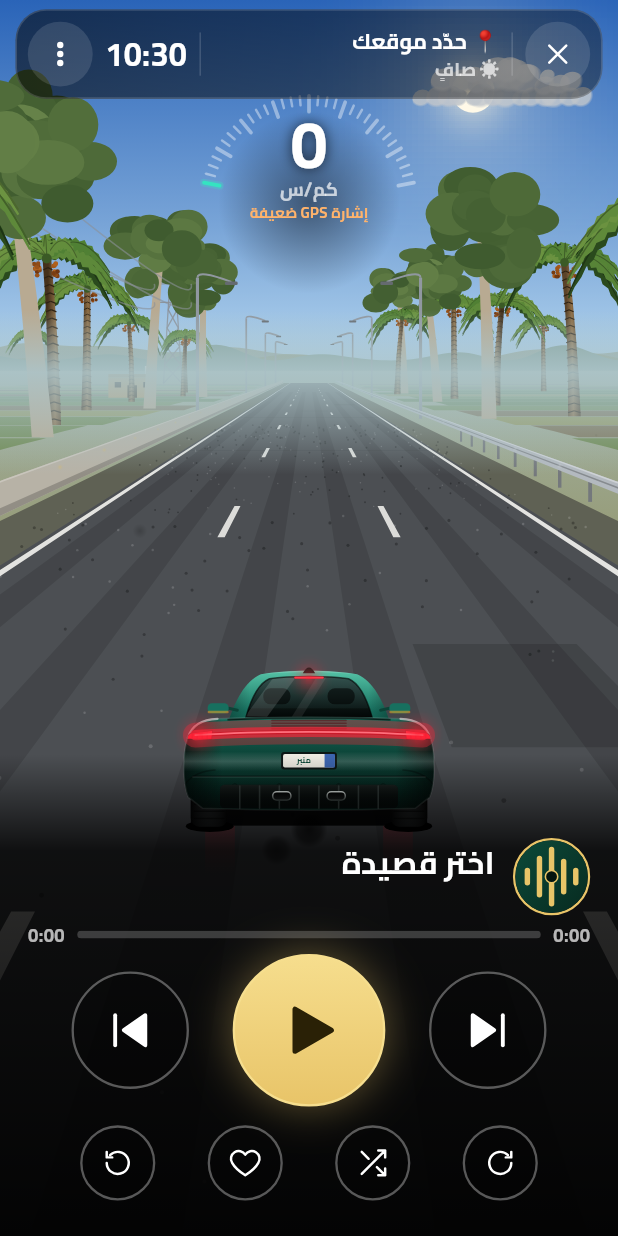
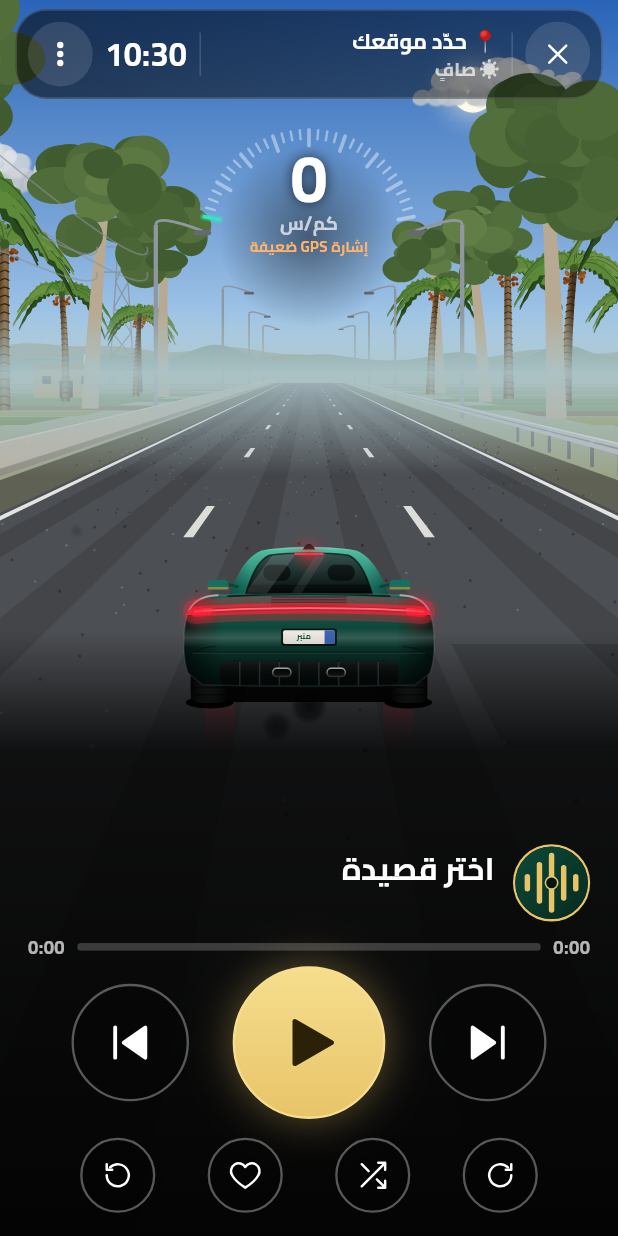
Before and after one commit to DrAhmed19/minbar, a Flutter app: the CarPage screen opened directly, after a tap on an icon or button, on a phone screen of 412 x 824 dp. Run offline on Flutter 3.47's test engine with Material 3 defaults, Android fonts, the phone set to English and light mode, and no system bars; our stand-ins replace app_links, audio_service, cached_network_image, cloud_firestore, connectivity_plus, firebase_auth and 13 more; missing offline and left inert: audio_session, dart:ffi, ota_update, workmanager; accounts and stored records are empty; network calls fail; statements that could not run were skipped; project files that could hold a hidden picture were left out.

Commit message:
وضع السيارة: إصلاح وميض الإضاءة القريبة، تثبيت المشهد عند تبديل القصائد، نزول الصورة والعنوان لتحت بدون كلمات، إبعاد العداد عن الشريط، ومحاكاة السرعة والانعطاف
Co-Authored-By: Claude Sonnet 5.5 <noreply@anthropic.com>
Claude-Session: https://claude.ai/code/session_01Wyjf8BnVMXgmzdQ5RxWQaF

```diff
--- a/native/lib/car.dart
+++ b/native/lib/car.dart
@@ -397,6 +397,9 @@ class _CarPageState extends State<CarPage> with SingleTickerProviderStateMixin {
   DateTime? _backAt;
   // GPS
   Position? _lp;
+  bool _sim = false; // محاكاة: تجربة السرعة والانعطاف بدون قيادة
+  double _simV = 0;
+  int _simT = 0;
   double _lt = 0, _rawV = 0, _turn = 0, _acc = 99, _fixAt = -99, _blinkHold = 0;
   double _lat = 32.616, _lon = 44.024; // كربلاء افتراضياً
   // الطقس والوقت
@@ -710,7 +713,11 @@ class _CarPageState extends State<CarPage> with SingleTickerProviderStateMixin {
     final s = _sc, playing = app.player.p.playing;
     s.t += dt;
     double target;
-    if (gps) {
+    final gp = gps || _sim;
+    if (_sim) {
+      target = _simV;
+      _turn += (_simT * 0.3 - _turn) * math.min(1.0, dt * 2);
+    } else if (gps) {
       final age = _now - _fixAt;
       target = age < 5 ? _rawV : _rawV * _cl(1 - (age - 5) / 5); // فقدان الإشارة: تباطؤ تدريجي
     } else {
@@ -720,14 +727,14 @@ class _CarPageState extends State<CarPage> with SingleTickerProviderStateMixin {
     s.v += (target - s.v) * math.min(1.0, dt * 2.4);
     final acc = (s.v - prev) / dt;
     s.a += (acc - s.a) * math.min(1.0, dt * 4);
-    final braking = gps ? ((s.a < -0.7 && s.v > 0.5) || s.v < 0.35) : !playing;
+    final braking = gp ? ((s.a < -0.7 && s.v > 0.5) || s.v < 0.35) : !playing;
     s.brake += ((braking ? 1.0 : 0.0) - s.brake) * math.min(1.0, dt * 14);
     s.q += s.v * dt / 2.5; // وحدة العمق = 2.5 م
     if (playing) s.spin += dt * 0.8;
-    final k = gps && s.v > 2.5 ? _cl(_turn / s.v, -0.03, 0.03) : 0.0;
+    final k = gp && s.v > 2.5 ? _cl(_turn / s.v, -0.03, 0.03) : 0.0;
     s.curv += (k - s.curv) * math.min(1.0, dt * 1.2);
-    s.lean += ((gps ? _cl(s.v * _turn / 9.8, -0.5, 0.5) : 0.0) - s.lean) * math.min(1.0, dt * 3);
-    if (gps && _turn.abs() > 0.13 && s.v < 17) _blinkHold = 1.6 * _turn.sign;
+    s.lean += ((gp ? _cl(s.v * _turn / 9.8, -0.5, 0.5) : 0.0) - s.lean) * math.min(1.0, dt * 3);
+    if (gp && _turn.abs() > 0.13 && s.v < 17) _blinkHold = 1.6 * _turn.sign;
     if (_blinkHold != 0) {
       final sg = _blinkHold.sign;
       _blinkHold -= sg * dt;
@@ -1132,6 +1139,38 @@ class _CarPageState extends State<CarPage> with SingleTickerProviderStateMixin {
                       }),
                   ]),
                 ], note: 'المكتشفة: $detected'),
+                card('🎮', 'تجربة بدون قيادة', [
+                  SwitchListTile(
+                    contentPadding: EdgeInsets.zero,
+                    value: _sim,
+                    activeColor: kGold,
+                    onChanged: (v) => upd(() {
+                      _sim = v;
+                      if (!v) {
+                        _simV = 0;
+                        _simT = 0;
+                      }
+                    }),
+                    title: Text('محاكاة السرعة والانعطاف', style: tx(14, c: Colors.white)),
+                    subtitle: Text('تشوف تأثير السرعة والتفافة السيارة والإشارة والفرامل وإنت واقف', style: tx(12, c: Colors.white54, h: 1.5)),
+                  ),
+                  if (_sim) ...[
+                    Row(children: [
+                      Expanded(child: Text('السرعة', style: tx(13, c: Colors.white70))),
+                      Text('${(_simV * 3.6).round()} كم/س', style: tx(14, c: kGold)),
+                    ]),
+                    SliderTheme(
+                      data: SliderTheme.of(c).copyWith(activeTrackColor: kGold, thumbColor: kGold, inactiveTrackColor: Colors.white12, overlayColor: const Color(0x22E8C468)),
+                      child: Slider(value: _simV * 3.6, min: 0, max: 160, onChanged: (v) => set(() => _simV = v / 3.6)),
+                    ),
+                    label('الانعطاف'),
+                    wrap([
+                      chip('يسار', _simT == -1, () => _simT = -1, icon: '↰'),
+                      chip('مستقيم', _simT == 0, () => _simT = 0, icon: '↑'),
+                      chip('يمين', _simT == 1, () => _simT = 1, icon: '↱'),
+                    ]),
+                  ],
+                ]),
                 card('🛡', 'القيادة الآمنة', [
                   Row(children: [
                     Expanded(child: Text('تنبيه السرعة (نغمة هادئة مرة وحدة)', style: tx(13, c: Colors.white70))),
@@ -1373,6 +1412,29 @@ class _CarPageState extends State<CarPage> with SingleTickerProviderStateMixin {
         ),
       ]);
 
+  /// العنوان والصورة: فوق الكلمات إذا موجودة، وينزلون لتحت إذا اللطمية بلا كلمات (بدون ما يتحرك المشهد)
+  Widget _titleBlock(Track? t, List<Lyric> lines, double base, {double? height}) {
+    final has = lines.isNotEmpty;
+    return SizedBox(
+      height: height,
+      child: LayoutBuilder(builder: (_, c) {
+        final hh = c.maxHeight.isFinite ? c.maxHeight : 120.0;
+        return Stack(children: [
+          AnimatedPositioned(
+            duration: const Duration(milliseconds: 350),
+            curve: Curves.easeOutCubic,
+            left: 0,
+            right: 0,
+            top: has ? 0 : hh - 58,
+            height: 58,
+            child: _titleRow(t),
+          ),
+          Positioned(left: 0, right: 0, top: 58, bottom: 0, child: AnimatedOpacity(opacity: has ? 1 : 0, duration: const Duration(milliseconds: 300), child: has ? LyricStrip(lines: lines, base: base) : const SizedBox())),
+        ]);
+      }),
+    );
+  }
+
   String _fmt(Duration d) => '${d.inMinutes}:${_two(d.inSeconds % 60)}';
 
   Widget _progress() => StreamBuilder<Duration>(
@@ -1530,7 +1592,7 @@ class _CarPageState extends State<CarPage> with SingleTickerProviderStateMixin {
             if (land) {
               final pw = w * 0.42, sw = w - pw, u = _cl(h * 0.17, 50, 84);
               final g = _cl(math.min(sw * 0.36, h * 0.3), 90, 170);
-              final hz = math.max(h * 0.36, top + 44 + g * 0.7 + 4), carY = h - pad.bottom - h * 0.05, cw = math.min(sw * 0.36, (carY - hz) * 0.85);
+              final hz = math.max(h * 0.36, top + 66 + g * 0.7 + 4), carY = h - pad.bottom - h * 0.05, cw = math.min(sw * 0.36, (carY - hz) * 0.85);
               return Stack(children: [
                 Positioned.fill(child: _scene(_Stage(hz, sw * 0.5, carY, cw, dpr))),
                 Positioned(
@@ -1540,7 +1602,7 @@ class _CarPageState extends State<CarPage> with SingleTickerProviderStateMixin {
                     width: pw + 40,
                     child: const IgnorePointer(child: DecoratedBox(decoration: BoxDecoration(gradient: LinearGradient(begin: Alignment.centerLeft, end: Alignment.centerRight, colors: [Color(0x00000000), Color(0xB3000000), Color(0xD9000000)], stops: [0, 0.25, 1]))))),
                 Positioned(left: 0, width: sw, top: 0, bottom: 0, child: _overlays(carY - cw * 0.4)),
-                Positioned(top: top + 44, left: sw * 0.5 - g / 2, child: _speedo(g)),
+                Positioned(top: top + 66, left: sw * 0.5 - g / 2, child: _speedo(g)),
                 Positioned(top: top - 4, left: 0, right: 0, child: _topBar()),
                 Positioned(left: 0, width: sw, top: hz + 8, child: _bannerW()),
                 Positioned(
@@ -1549,18 +1611,17 @@ class _CarPageState extends State<CarPage> with SingleTickerProviderStateMixin {
                   top: top + 50,
                   bottom: pad.bottom + 8,
                   child: Column(children: [
-                    _titleRow(t),
-                    Expanded(child: ly.isEmpty ? const SizedBox() : LyricStrip(lines: ly, base: 20)),
+                    Expanded(child: _titleBlock(t, ly, 20)),
                     _progress(),
                     _controls(t, u),
                   ]),
                 ),
               ]);
             }
-            final u = _cl(w * 0.19, 58, 88), lyH = ly.isEmpty ? 0.0 : _cl(h * 0.1, 54, 96);
+            final u = _cl(w * 0.19, 58, 88), lyH = _cl(h * 0.1, 54, 96);
             final panel = 58 + lyH + 30 + u * 1.3 + u * 0.16 + u * 0.64 + 14 + pad.bottom;
             final g = _cl(math.min(w * 0.44, h * 0.2), 100, 200);
-            final hz = math.max(h * 0.3, top + 46 + g * 0.7 + 6), carY = h - panel - 4;
+            final hz = math.max(h * 0.3, top + 66 + g * 0.7 + 6), carY = h - panel - 4;
             final cw = math.min(w * 0.4, (carY - hz) * 0.85);
             return Stack(children: [
               Positioned.fill(child: _scene(_Stage(hz, w / 2, carY, cw, dpr))),
@@ -1571,7 +1632,7 @@ class _CarPageState extends State<CarPage> with SingleTickerProviderStateMixin {
                   height: panel + 50,
                   child: const IgnorePointer(child: DecoratedBox(decoration: BoxDecoration(gradient: LinearGradient(begin: Alignment.topCenter, end: Alignment.bottomCenter, colors: [Color(0x00000000), Color(0xCC000000), Color(0xF2000000)], stops: [0, 0.2, 1]))))),
               Positioned.fill(child: _overlays(carY - cw * 0.4)),
-              Positioned(top: top + 44, left: (w - g) / 2, child: _speedo(g)),
+              Positioned(top: top + 66, left: (w - g) / 2, child: _speedo(g)),
               Positioned(top: top - 4, left: 0, right: 0, child: _topBar()),
               Positioned(left: 0, right: 0, top: hz + 6, child: _bannerW()),
               Positioned(
@@ -1582,8 +1643,7 @@ class _CarPageState extends State<CarPage> with SingleTickerProviderStateMixin {
                 child: Padding(
                   padding: EdgeInsets.fromLTRB(18, 4, 18, 14 + pad.bottom),
                   child: Column(children: [
-                    _titleRow(t),
-                    SizedBox(height: lyH, child: ly.isEmpty ? null : LyricStrip(lines: ly, base: 22)),
+                    _titleBlock(t, ly, 22, height: 58.0 + lyH),
                     _progress(),
                     _controls(t, u),
                   ]),
--- a/native/lib/car_scene.dart
+++ b/native/lib/car_scene.dart
@@ -189,6 +189,7 @@ class _World extends CustomPainter {
   final _gT = <RSTransform>[], _gC = <Color>[];
   void _glow(Offset o, double r, Color col) {
     if (r < 0.5 || col.alpha < 3) return;
+    r = math.min(r, w * 0.09); // سقف للحجم: بدون هذا التوهج القريب يملأ الشاشة ثم يختفي فجأة (وميض)
     _gT.add(RSTransform.fromComponents(rotation: 0, scale: r / 32, anchorX: 32, anchorY: 32, translateX: o.dx, translateY: o.dy));
     _gC.add(col);
   }
@@ -680,6 +681,8 @@ class _World extends CustomPainter {
 
   // ======================= الأجسام الجانبية حسب المنطقة (من البعيد للقريب) =======================
   final _wet = <Offset>[];
+  /// تلاشي ناعم للأجسام وهي تعدي بجنب السيارة (بدل الاختفاء المفاجئ)
+  double _near(double q) => _sm(qc - 0.3, qc + 2.2, q);
   void _sides() {
     _wet.clear();
     final b = s.biome;
@@ -689,7 +692,7 @@ class _World extends CustomPainter {
       final i0 = ((s.q - phase) / period).floor();
       for (int k = -1; k < (maxQ / period).ceil() + 2; k++) {
         final idx = i0 + k, q = idx * period + phase - s.q;
-        if (q <= qMin || q >= maxQ) continue;
+        if (q <= qMin - (type == 200 ? 8 : 0) || q >= maxQ) continue;
         if (_hash(idx * 31 + salt) > prob * (type >= 100 ? 1 : (q >= 2 ? 1 : (q == 1 ? 0.6 : 0.35)))) continue;
         final xm = xOf(idx);
         objs.add((q, type, idx, xm.sign, xm));
@@ -727,7 +730,7 @@ class _World extends CustomPainter {
     }
     objs.sort((a, b) => b.$1.compareTo(a.$1));
     for (final o in objs) {
-      final q = o.$1, sc = s0 * f(q);
+      final q = o.$1, sc = s0 * f(math.max(q, qMin + 0.05));
       if (sc * 12 < 1.2) continue;
       switch (o.$2) {
         case 100:
@@ -787,11 +790,12 @@ class _World extends CustomPainter {
           ..color = poleC);
     c.drawRRect(RRect.fromRectAndRadius(Rect.fromCenter(center: Offset(ax, ay + 0.1 * sc), width: 0.9 * sc, height: 0.25 * sc), Radius.circular(0.1 * sc)), Paint()..color = _mix(poleC, Colors.black, 0.3));
     if (lightsOn > 0.05) {
-      _glow(Offset(ax, ay + 0.25 * sc), math.max(3.0, 2.2 * sc), lampC.withOpacity(0.55 * lightsOn));
-      _glow(Offset(ax, ay + 0.25 * sc), math.max(1.5, 0.5 * sc), const Color(0xFFFFEBC4).withOpacity(lightsOn));
+      final nf = _near(q);
+      _glow(Offset(ax, ay + 0.25 * sc), math.max(3.0, 2.2 * sc), lampC.withOpacity(0.55 * lightsOn * nf));
+      _glow(Offset(ax, ay + 0.25 * sc), math.max(1.5, 0.5 * sc), const Color(0xFFFFEBC4).withOpacity(lightsOn * nf));
       final px = X(xm - side * arm, q), y0 = Y(math.max(q - 1.6, -0.85)), y1 = Y(q + 1.6);
       final pr = Rect.fromCenter(center: Offset(px, by), width: 9 * sc, height: (y0 - y1).abs() + 2);
-      c.drawOval(pr, Paint()..shader = RadialGradient(colors: [lampC.withOpacity(0.28 * lightsOn), lampC.withOpacity(0)]).createShader(pr));
+      c.drawOval(pr, Paint()..shader = RadialGradient(colors: [lampC.withOpacity(0.28 * lightsOn * nf), lampC.withOpacity(0)]).createShader(pr));
       if (wet > 0.1 && q > qc) _wet.add(Offset(px, by));
       final air = _cl(math.max(murk, s.rain * 0.7) * 1.3);
       if (air > 0.08) {
@@ -801,7 +805,7 @@ class _World extends CustomPainter {
           ..lineTo(ax + 3 * sc, by)
           ..lineTo(ax - 3 * sc, by)
           ..close();
-        c.drawPath(cone, Paint()..shader = LinearGradient(begin: Alignment.topCenter, end: Alignment.bottomCenter, colors: [lampC.withOpacity(0.24 * air * lightsOn), lampC.withOpacity(0.03 * air * lightsOn)]).createShader(Rect.fromLTRB(0, ay, w, by)));
+        c.drawPath(cone, Paint()..shader = LinearGradient(begin: Alignment.topCenter, end: Alignment.bottomCenter, colors: [lampC.withOpacity(0.24 * air * lightsOn * nf), lampC.withOpacity(0.03 * air * lightsOn * nf)]).createShader(Rect.fromLTRB(0, ay, w, by)));
       }
     }
   }
@@ -846,21 +850,24 @@ class _World extends CustomPainter {
   void _building(double q0, int idx, double xm) {
     final side = xm.sign, depth = 3.0 + _hash(idx + 1) * 3, floors = 2 + (_hash(idx + 2) * 9).floor(), H = floors * 3.2 + 1;
     final q1 = q0 + depth, xa = xm, xb = xm + side * (8 + _hash(idx + 3) * 10);
-    if (Y(q0) - Y(q1) < 1) return;
+    if (q1 < qc - 0.4) return;
+    final nf = _near(q0 + depth * 0.5);
+    final qa = math.max(q0, qMin + 0.05);
+    if (Y(qa) - Y(q1) < 1) return;
     final hue = _hash(idx + 4);
     final wall = _mix(const Color(0xFFCDBFA6), _mix(const Color(0xFFB8B0A4), const Color(0xFFD9CDB4), hue), hue);
     final wallSide = shadeL(_mix(wall, Colors.black, 0.12)), wallFront = shadeL(wall);
     // الواجهة الجانبية (تطل على الطريق)
-    final sideFace = [P(xa, q0), P(xa, q1), P(xa, q1, H), P(xa, q0, H)];
+    final sideFace = [P(xa, qa), P(xa, q1), P(xa, q1, H), P(xa, qa, H)];
     c.drawPath(Path()..addPolygon(sideFace, true), Paint()..color = wallSide);
     // الواجهة الأمامية (تواجه الكاميرا)
     final front = Rect.fromLTRB(math.min(X(xa, q0), X(xb, q0)), Y(q0, H), math.max(X(xa, q0), X(xb, q0)), Y(q0));
-    if (front.right > -50 && front.left < w + 50) c.drawRect(front, Paint()..color = wallFront);
-    final sc = s0 * f(q0);
+    if (q0 > qMin + 0.2 && front.right > -50 && front.left < w + 50) c.drawRect(front, Paint()..color = wallFront);
+    final sc = s0 * f(qa);
     if (sc * 3 < 3) return;
     // شبابيك: الواجهة الجانبية بثنائية خطية
     Offset bil(double u, double v) {
-      final qq = q0 + (q1 - q0) * u;
+      final qq = qa + (q1 - qa) * u;
       return P(xa, qq, v * H);
     }
 
@@ -872,7 +879,7 @@ class _World extends CustomPainter {
       for (int k = 0; k < cols; k++) {
         final u0 = (k + 0.25) / cols, u1 = (k + 0.75) / cols;
         final quad = [bil(u0, v1), bil(u1, v1), bil(u1, v0), bil(u0, v0)];
-        (night && _hash(idx * 97 + fl * 13 + k) > 0.45 ? lit : win).addPolygon(quad, true);
+        (night && nf > 0.3 && _hash(idx * 97 + fl * 13 + k) > 0.45 ? lit : win).addPolygon(quad, true);
       }
     }
     // شبابيك الواجهة الأمامية
@@ -881,7 +888,7 @@ class _World extends CustomPainter {
       for (int k = 0; k < fcols; k++) {
         final x0 = xa + side * fw * (k + 0.25) / fcols, x1 = xa + side * fw * (k + 0.75) / fcols;
         final r = Rect.fromLTRB(math.min(X(x0, q0), X(x1, q0)), Y(q0, 1.2 + fl * 3.2 + 2.6), math.max(X(x0, q0), X(x1, q0)), Y(q0, 1.2 + fl * 3.2 + 0.7));
-        (night && _hash(idx * 61 + fl * 7 + k) > 0.45 ? lit : win).addRect(r);
+        (night && nf > 0.3 && _hash(idx * 61 + fl * 7 + k) > 0.45 ? lit : win).addRect(r);
       }
     }
     c.drawPath(win, Paint()..color = _mix(_mix(const Color(0xFF2A3A48), const Color(0xFF6E8AA0), light), hor, 0.15));
@@ -891,15 +898,15 @@ class _World extends CustomPainter {
     c.drawPath(Path()..addPolygon([bil(0.05, 3.0 / H), bil(0.95, 3.0 / H), bil(0.95, 2.4 / H), bil(0.05, 2.4 / H)], true), Paint()..color = shadeL(aw));
     final sign = [bil(0.1, 3.9 / H), bil(0.9, 3.9 / H), bil(0.9, 3.1 / H), bil(0.1, 3.1 / H)];
     c.drawPath(Path()..addPolygon(sign, true), Paint()..color = night ? _mix(aw, Colors.white, 0.4) : shadeL(const Color(0xFFEDEAE0)));
-    if (night) _glow(bil(0.5, 3.5 / H), sc * 2.2, aw.withOpacity(0.5 * lightsOn));
+    if (night) _glow(bil(0.5, 3.5 / H), sc * 2.2, aw.withOpacity(0.35 * lightsOn * nf));
     c.drawPath(Path()..addPolygon([bil(0.08, 2.3 / H), bil(0.92, 2.3 / H), bil(0.92, 0.1 / H), bil(0.08, 0.1 / H)], true), Paint()..color = night ? const Color(0xFFFFE2A8).withOpacity(0.6 * lightsOn) : shadeL(const Color(0xFF3A4048)));
     // خزانات ماء وصحون على السطح
     for (int k = 0; k < 2; k++) {
       if (_hash(idx * 5 + k) < 0.4) continue;
-      final xx = xa + side * fw * (0.2 + 0.5 * k), tw = 1.0 * s0 * f(q0), tp = P(xx, q0 + 0.5, H);
+      final xx = xa + side * fw * (0.2 + 0.5 * k), tw = 1.0 * s0 * f(qa), tp = P(xx, qa + 0.5, H);
       c.drawRect(Rect.fromLTWH(tp.dx - tw / 2, tp.dy - tw * 1.1, tw, tw * 1.1), Paint()..color = shadeL(k == 0 ? const Color(0xFFE6E6E0) : const Color(0xFF2A5E9A)));
     }
-    c.drawLine(P(xa, q0, H), P(xa, q1, H), Paint()
+    c.drawLine(P(xa, qa, H), P(xa, q1, H), Paint()
       ..strokeWidth = math.max(1.0, 0.15 * sc)
       ..color = shadeL(_mix(wall, Colors.white, 0.3)));
   }
```
